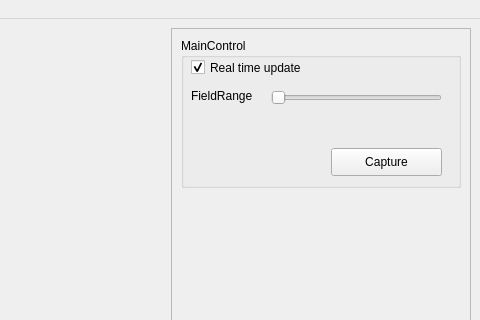
First picture: the form in src/SimpleCapture/SimpleCapture/MainWindow.ui, repository toshi0328/KinectApp, before the edit; both pictures show x 1016 to 1496 and y 0 to 320 of the 1496 by 730 pixel window.
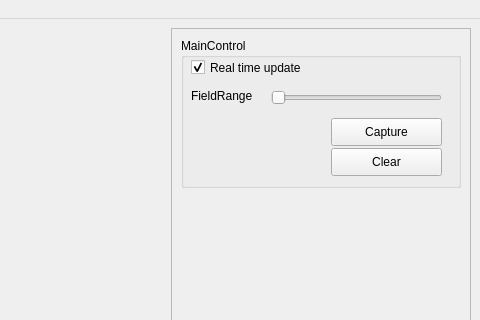
Second picture: the form after the edit. Custom widgets are drawn as their Qt base class.

Diff of the .ui file:
```diff
--- a/src/SimpleCapture/SimpleCapture/MainWindow.ui
+++ b/src/SimpleCapture/SimpleCapture/MainWindow.ui
@@ -63,7 +63,7 @@
           <property name="geometry">
            <rect>
             <x>150</x>
-            <y>110</y>
+            <y>80</y>
             <width>111</width>
             <height>28</height>
            </rect>
@@ -120,6 +120,19 @@
            <bool>true</bool>
           </property>
          </widget>
+         <widget class="QPushButton" name="clearButton">
+          <property name="geometry">
+           <rect>
+            <x>150</x>
+            <y>110</y>
+            <width>111</width>
+            <height>28</height>
+           </rect>
+          </property>
+          <property name="text">
+           <string>Clear</string>
+          </property>
+         </widget>
         </widget>
        </item>
        <item>
```
